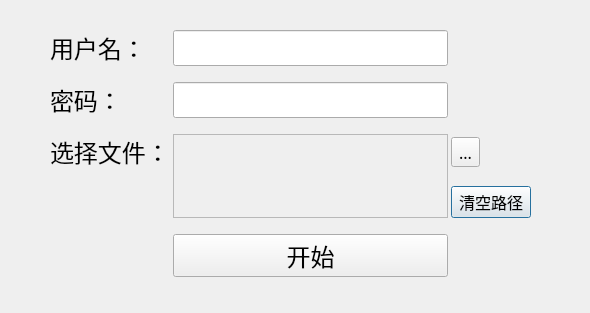
The window that login_ui.ui (347029699/PythonScript) describes before a commit, drawn with Qt 5.
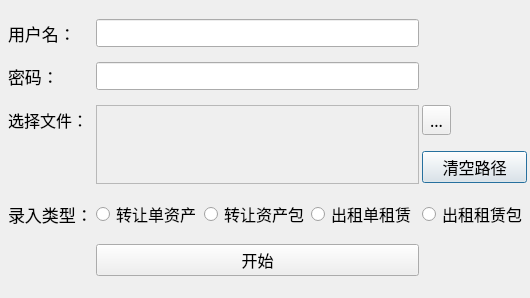
The same window after the commit.

What changed in the file:
```diff
--- a/login_ui.ui
+++ b/login_ui.ui
@@ -6,8 +6,8 @@
    <rect>
     <x>0</x>
     <y>0</y>
-    <width>590</width>
-    <height>313</height>
+    <width>530</width>
+    <height>298</height>
    </rect>
   </property>
   <property name="font">
@@ -21,10 +21,10 @@
   <widget class="QWidget" name="gridLayoutWidget">
    <property name="geometry">
     <rect>
-     <x>50</x>
-     <y>20</y>
-     <width>481</width>
-     <height>271</height>
+     <x>8</x>
+     <y>10</y>
+     <width>519</width>
+     <height>281</height>
     </rect>
    </property>
    <layout class="QGridLayout" name="gridLayout">
@@ -34,61 +34,44 @@
     <property name="verticalSpacing">
      <number>6</number>
     </property>
-    <item row="3" column="2">
-     <widget class="QPushButton" name="clearFile">
-      <property name="font">
-       <font>
-        <pointsize>12</pointsize>
-       </font>
-      </property>
-      <property name="text">
-       <string>清空路径</string>
-      </property>
-     </widget>
-    </item>
-    <item row="2" column="0">
-     <widget class="QLabel" name="label_3">
-      <property name="font">
-       <font>
-        <family>思源宋体 CN Medium</family>
-        <pointsize>18</pointsize>
-       </font>
-      </property>
-      <property name="text">
-       <string>选择文件：</string>
-      </property>
-     </widget>
-    </item>
     <item row="1" column="1">
      <widget class="QLineEdit" name="passwd">
+      <property name="font">
+       <font>
+        <pointsize>13</pointsize>
+       </font>
+      </property>
       <property name="echoMode">
        <enum>QLineEdit::Password</enum>
       </property>
      </widget>
     </item>
-    <item row="0" column="0">
-     <widget class="QLabel" name="label">
+    <item row="2" column="0">
+     <widget class="QLabel" name="label_3">
       <property name="font">
        <font>
-        <family>思源宋体 CN Medium</family>
-        <pointsize>18</pointsize>
+        <family>思源黑体 CN Medium</family>
+        <pointsize>12</pointsize>
        </font>
       </property>
       <property name="text">
-       <string>用户名：</string>
+       <string>选择文件：</string>
       </property>
      </widget>
     </item>
-    <item row="5" column="1">
-     <widget class="QPushButton" name="startButton">
+    <item row="1" column="0">
+     <widget class="QLabel" name="label_2">
+      <property name="font">
+       <font>
+        <family>思源黑体 CN Medium</family>
+        <pointsize>13</pointsize>
+       </font>
+      </property>
       <property name="text">
-       <string>开始</string>
+       <string>密码：</string>
       </property>
      </widget>
     </item>
-    <item row="0" column="1">
-     <widget class="QLineEdit" name="userName"/>
-    </item>
     <item row="2" column="1" rowspan="2">
      <widget class="QTextBrowser" name="filePath">
       <property name="enabled">
@@ -101,6 +84,30 @@
       </property>
      </widget>
     </item>
+    <item row="0" column="1">
+     <widget class="QLineEdit" name="userName">
+      <property name="font">
+       <font>
+        <pointsize>13</pointsize>
+       </font>
+      </property>
+     </widget>
+    </item>
+    <item row="0" column="0">
+     <widget class="QLabel" name="label">
+      <property name="font">
+       <font>
+        <family>思源黑体 CN Medium</family>
+        <pointsize>13</pointsize>
+        <weight>50</weight>
+        <bold>false</bold>
+       </font>
+      </property>
+      <property name="text">
+       <string>用户名：</string>
+      </property>
+     </widget>
+    </item>
     <item row="2" column="2">
      <widget class="QToolButton" name="selectFile">
       <property name="font">
@@ -122,16 +129,95 @@
       </property>
      </widget>
     </item>
-    <item row="1" column="0">
-     <widget class="QLabel" name="label_2">
+    <item row="3" column="2">
+     <widget class="QPushButton" name="clearFile">
       <property name="font">
        <font>
-        <family>思源宋体 CN Medium</family>
-        <pointsize>18</pointsize>
+        <pointsize>12</pointsize>
        </font>
       </property>
       <property name="text">
-       <string>密码：</string>
+       <string>清空路径</string>
+      </property>
+     </widget>
+    </item>
+    <item row="8" column="1">
+     <widget class="QPushButton" name="startButton">
+      <property name="font">
+       <font>
+        <pointsize>12</pointsize>
+       </font>
+      </property>
+      <property name="text">
+       <string>开始</string>
+      </property>
+     </widget>
+    </item>
+    <item row="5" column="1">
+     <layout class="QHBoxLayout" name="horizontalLayout">
+      <item>
+       <widget class="QRadioButton" name="radioButton">
+        <property name="font">
+         <font>
+          <pointsize>12</pointsize>
+         </font>
+        </property>
+        <property name="text">
+         <string>转让单资产</string>
+        </property>
+       </widget>
+      </item>
+      <item>
+       <widget class="QRadioButton" name="radioButton3">
+        <property name="font">
+         <font>
+          <pointsize>12</pointsize>
+         </font>
+        </property>
+        <property name="text">
+         <string>转让资产包</string>
+        </property>
+       </widget>
+      </item>
+      <item>
+       <widget class="QRadioButton" name="radioButton2">
+        <property name="font">
+         <font>
+          <pointsize>12</pointsize>
+         </font>
+        </property>
+        <property name="text">
+         <string>出租单租赁</string>
+        </property>
+       </widget>
+      </item>
+     </layout>
+    </item>
+    <item row="5" column="2">
+     <widget class="QRadioButton" name="radioButton4">
+      <property name="font">
+       <font>
+        <pointsize>12</pointsize>
+       </font>
+      </property>
+      <property name="text">
+       <string>出租租赁包</string>
+      </property>
+     </widget>
+    </item>
+    <item row="5" column="0">
+     <widget class="QLabel" name="label_4">
+      <property name="font">
+       <font>
+        <family>思源黑体 CN Medium</family>
+        <pointsize>13</pointsize>
+       </font>
+      </property>
+      <property name="midLineWidth">
+       <number>0</number>
+      </property>
+      <property name="text">
+       <string>录入类型：</string>
       </property>
      </widget>
     </item>
```
